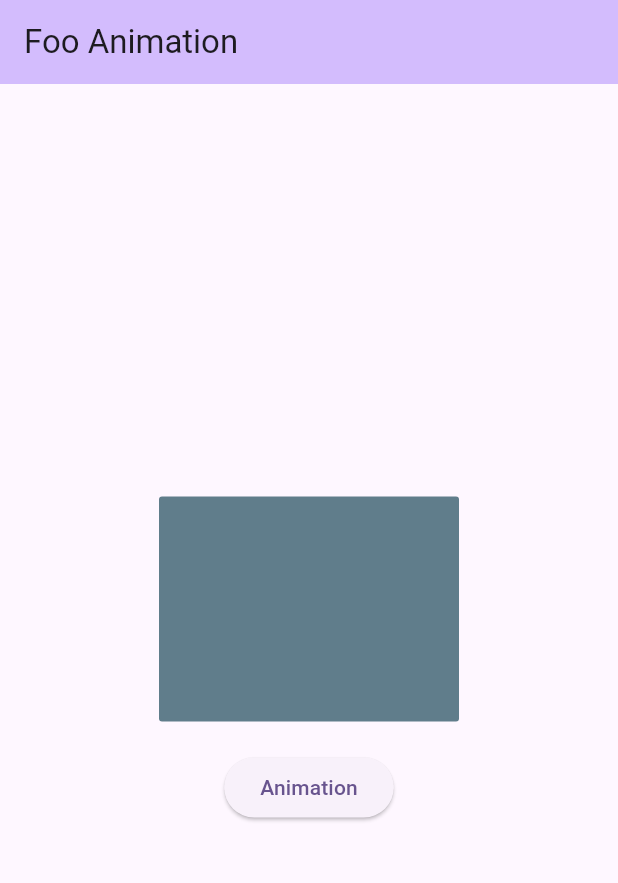
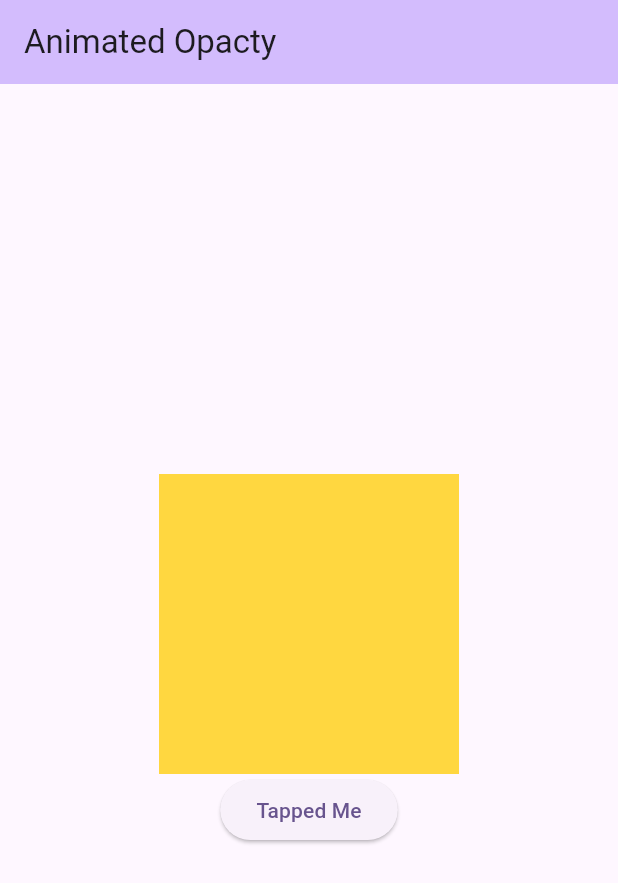
Before and after one commit to jainsourab99/animated_widget, a Flutter app: the screen it shows after launch, on a phone screen of 412 x 824 dp. Shown: the top 883 px of the screen. Run offline on Flutter 3.47's test engine with Material 3 defaults, Android fonts, the phone set to English and light mode, and no system bars.

Commit message:
Animated Opacity

```diff
--- a/lib/main.dart
+++ b/lib/main.dart
@@ -55,7 +55,7 @@
 }
 
 class _MyHomePageState extends State<MyHomePage> {
-  var _width = 200.0;
+  var opacty = 1.0;
   var _height = 150.0;
   bool flag = true;
   Decoration myDecor = BoxDecoration(
@@ -77,42 +77,34 @@
         backgroundColor: Theme.of(context).colorScheme.inversePrimary,
         // Here we take the value from the MyHomePage object that was created by
         // the App.build method, and use it to set our appbar title.
-        title: Text("Foo Animation"),
+        title: Text("Animated Opacty"),
       ),
       body: Center(
         child: Column(
           mainAxisAlignment: MainAxisAlignment.center,
           children: [
-            AnimatedContainer(
-              width: _width,
-              height: _height,
-              decoration: myDecor,
-              curve: Curves.bounceInOut,
-              duration: const Duration(seconds: 1),
-            ),
-            const SizedBox(
-              height: 20,
+            AnimatedOpacity(
+              opacity: opacty,
+              duration: Duration(seconds: 2),
+              curve: Curves.ease,
+              child: Container(
+                width: 200,
+                height: 200,
+                color: Colors.amberAccent,
+              ),
             ),
             ElevatedButton(
                 onPressed: () {
                   flag = !flag;
                   setState(() {
                     if (flag) {
-                      _width += 100;
-                      _height += 100;
-                      myDecor = BoxDecoration(
-                          borderRadius: BorderRadius.circular(8),
-                          color: Colors.blueGrey);
+                      opacty = 0.0;
                     } else {
-                      _width -= 100;
-                      _height -= 100;
-                      myDecor = BoxDecoration(
-                          borderRadius: BorderRadius.circular(4),
-                          color: Colors.orange);
+                      opacty = 1.0;
                     }
                   });
                 },
-                child: const Text("Animation"))
+                child: Text("Tapped Me"))
           ],
         ),
       ),
```
